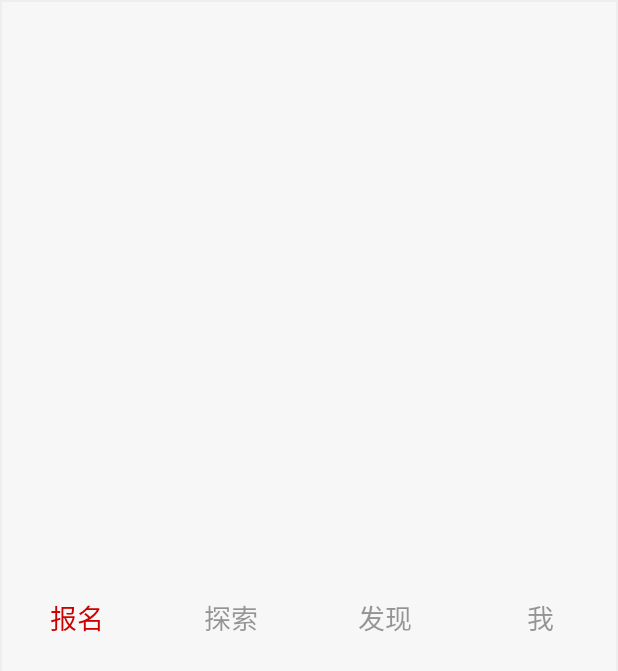
After one commit to smallow/badminton, an Android app: the layout include_main_tab.xml on its own in the app's theme, with its tools: preview values and no code run, on a phone screen of 412 x 824 dp. The commit adds this screen. Shown: the top 671 px of the screen. Run offline under Robolectric (Android 15) with nearby library versions, the phone set to English and light mode, and no system bars.

Commit message:
2015-11-12

```diff
--- /dev/null
+++ b/app/src/main/res/color/tab_selector_tv_color.xml
@@ -0,0 +1,10 @@
+<?xml version="1.0" encoding="utf-8"?>
+<selector xmlns:android="http://schemas.android.com/apk/res/android">
+    <item android:state_pressed="true"  android:color="@android:color/holo_red_dark" />
+    <item android:state_selected="true" android:color="@android:color/holo_red_dark" />
+    <item android:state_activated="true" android:color="@android:color/holo_red_dark" />
+    <item android:state_active="true" android:color="@android:color/holo_red_dark" />
+    <item android:state_checked="true" android:color="@android:color/holo_red_dark" />
+
+    <item android:color="@color/dim_foreground_disabled_material_light"/>
+</selector>
--- /dev/null
+++ b/app/src/main/res/drawable/tab_bg.xml
@@ -0,0 +1,10 @@
+<?xml version="1.0" encoding="utf-8"?>
+<shape xmlns:android="http://schemas.android.com/apk/res/android" >
+
+    <stroke
+        android:width="1dp"
+        android:color="#eee" />
+
+    <solid android:color="#f7f7f7" />
+
+</shape>
--- /dev/null
+++ b/app/src/main/res/layout/include_main_tab.xml
@@ -0,0 +1,63 @@
+<?xml version="1.0" encoding="utf-8"?>
+<LinearLayout xmlns:android="http://schemas.android.com/apk/res/android"
+    android:layout_width="match_parent"
+    android:layout_height="match_parent"
+    android:background="@drawable/tab_bg"
+    android:orientation="horizontal">
+
+    <RadioGroup
+        android:layout_width="match_parent"
+        android:layout_height="match_parent"
+        android:gravity="center"
+        android:orientation="horizontal"
+        >
+
+        <RadioButton
+            android:id="@+id/main_tab1"
+            android:layout_width="0dp"
+            android:layout_height="match_parent"
+            android:layout_weight="1"
+            android:button="@null"
+            android:gravity="center"
+            android:text="报名"
+            android:textColor="@color/tab_selector_tv_color"
+            android:textSize="18sp"
+            android:checked="true"
+            />
+
+        <RadioButton
+            android:id="@+id/main_tab2"
+            android:layout_width="0dp"
+            android:layout_height="match_parent"
+            android:layout_weight="1"
+            android:button="@null"
+            android:gravity="center"
+            android:text="探索"
+            android:textColor="@color/tab_selector_tv_color"
+            android:textSize="18sp" />
+
+        <RadioButton
+            android:id="@+id/main_tab3"
+            android:layout_width="0dp"
+            android:layout_height="match_parent"
+            android:layout_weight="1"
+            android:button="@null"
+            android:gravity="center"
+            android:text="发现"
+            android:textColor="@color/tab_selector_tv_color"
+            android:textSize="18sp" />
+
+        <RadioButton
+            android:id="@+id/main_tab4"
+            android:layout_width="0dp"
+            android:layout_height="match_parent"
+            android:layout_weight="1"
+            android:button="@null"
+            android:gravity="center"
+            android:text="我"
+            android:textColor="@color/tab_selector_tv_color"
+            android:textSize="18sp" />
+    </RadioGroup>
+
+
+</LinearLayout>
--- a/app/src/main/res/values/styles.xml
+++ b/app/src/main/res/values/styles.xml
@@ -88,4 +88,6 @@
         <item name="android:windowEnterAnimation">@anim/custom_progress_dialog_one_fading_in</item>
         <item name="android:windowExitAnimation">@anim/custom_progress_dialog_one_fading_out</item>i
     </style>
+
+
 </resources>
```
Also changed, not shown: app/src/main/java/com/smallow/badminton/MainActivity.java (+43 -1 lines), app/src/main/res/layout/activity_main.xml (+14 -4 lines), app/src/main/res/menu/menu_main.xml (+11 -12 lines), app/src/main/res/mipmap-mdpi/ic_menu_allfriends.png (added), app/src/main/res/mipmap-mdpi/ic_menu_emoticons.png (added), app/src/main/res/mipmap-mdpi/ic_menu_friendslist.png (added), app/src/main/res/mipmap-mdpi/ic_menu_start_conversation.png (added).
